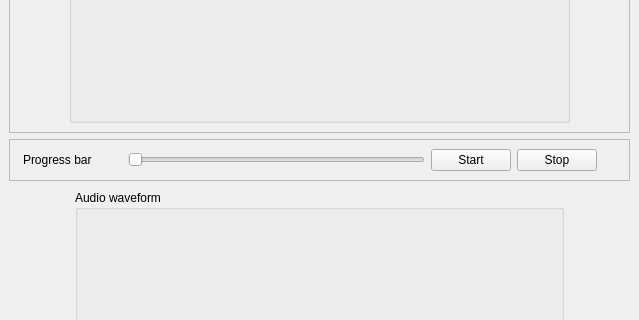
Before: the Qt Designer form code/Demo/script/multimodal_player.ui in Davidlequnchen/LDED-FusionNet, drawn with Qt 5; both pictures show x 0 to 639 and y 218 to 538 of the 639 by 794 pixel window.
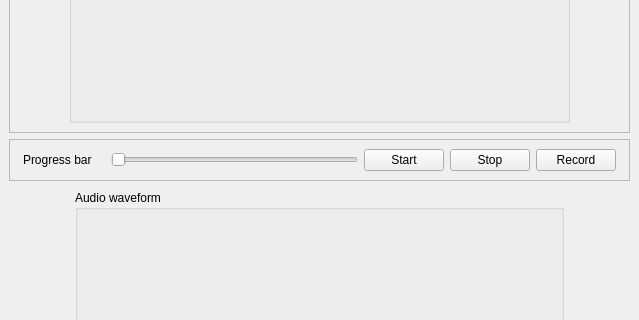
After: the same form once the commit is applied.

Commit message: Update the video demo for multi-modal monitoring

The edit to the form file:
```diff
--- a/code/Demo/script/multimodal_player.ui
+++ b/code/Demo/script/multimodal_player.ui
@@ -120,6 +120,13 @@
            </property>
           </widget>
          </item>
+         <item>
+          <widget class="QPushButton" name="record_button">
+           <property name="text">
+            <string>Record</string>
+           </property>
+          </widget>
+         </item>
          <item>
           <spacer name="horizontalSpacer_8">
            <property name="orientation">
```
The commit also changes 2 other files.
